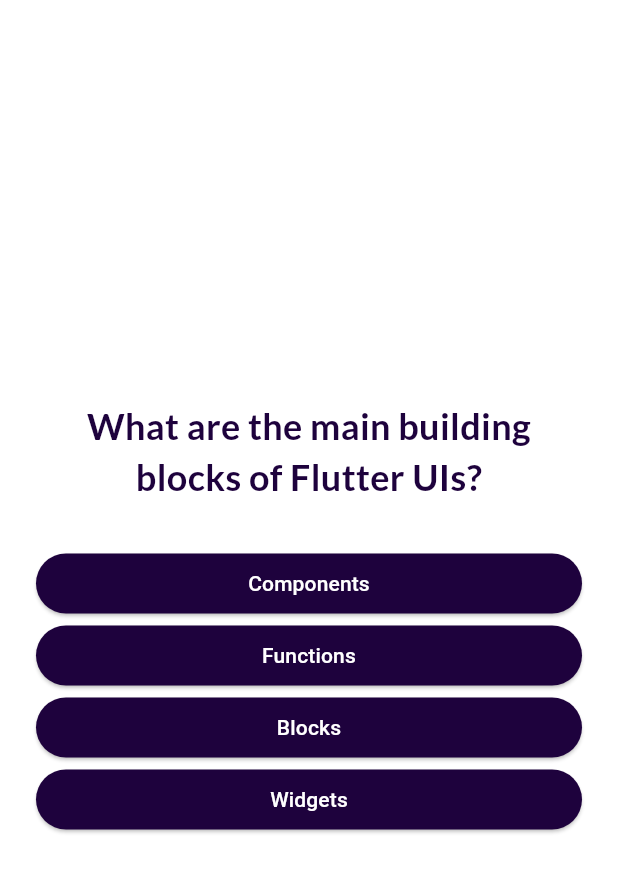
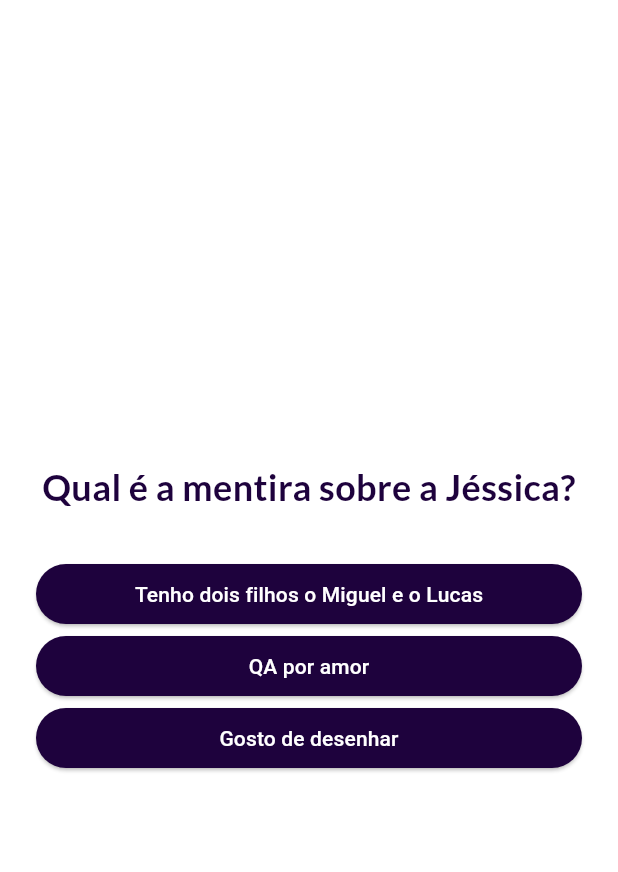
Before and after one commit to tatianex/flutter_udemy, a Flutter app: the screen it shows after launch, after a tap on "Start Quiz", on a phone screen of 412 x 824 dp. Shown: the top 872 px of the screen. Run offline on Flutter 3.47's test engine with Material 3 defaults, Android fonts, the phone set to English and light mode, and no system bars; our stand-ins replace google_fonts, transparent_image; network calls fail.

Commit message:
updated for retro

```diff
--- a/quiz_app/lib/data/questions.dart
+++ b/quiz_app/lib/data/questions.dart
@@ -2,54 +2,83 @@
 
 const questions = [
   QuizQuestion(
-    'What are the main building blocks of Flutter UIs?',
+    'Qual é a mentira sobre a Jéssica?',
     [
-      'Widgets',
-      'Components',
-      'Blocks',
-      'Functions',
-    ],
-  ),
-  QuizQuestion('How are Flutter UIs built?', [
-    'By combining widgets in code',
-    'By combining widgets in a visual editor',
-    'By defining widgets in config files',
-    'By using XCode for iOS and Android Studio for Android',
-  ]),
-  QuizQuestion(
-    'What\'s the purpose of a StatefulWidget?',
-    [
-      'Update UI as data changes',
-      'Update data as UI changes',
-      'Ignore data changes',
-      'Render UI that does not depend on data',
+      'Tenho dois filhos o Miguel e o Lucas',
+      'Gosto de desenhar',
+      'QA por amor',
     ],
   ),
   QuizQuestion(
-    'Which widget should you try to use more often: StatelessWidget or StatefulWidget?',
+    'Qual é a mentira sobre a Tati?',
     [
-      'StatelessWidget',
-      'StatefulWidget',
-      'Both are equally good',
-      'None of the above',
+      'Sou poliglota',
+      'Já capotei um carro',
+      'Já fiz ballet',
     ],
   ),
   QuizQuestion(
-    'What happens if you change data in a StatelessWidget?',
+    'Qual é a mentira sobre o Marco?',
     [
-      'The UI is not updated',
-      'The UI is updated',
-      'The closest StatefulWidget is updated',
-      'Any nested StatefulWidgets are updated',
+      'Já fiz rapel',
+      'Sou Flamengo',
+      'Sou casado e tenho dois filhos',
     ],
   ),
   QuizQuestion(
-    'How should you update data inside of StatefulWidgets?',
+    'Qual é a mentira sobre o Serodio?',
     [
-      'By calling setState()',
-      'By calling updateData()',
-      'By calling updateUI()',
-      'By calling updateState()',
+      'Não sei andar de bicicleta',
+      'Sou vasco',
+      'Já quis ser piloto de avião',
+    ],
+  ),
+  QuizQuestion(
+    'Qual é a mentira sobre o Neto?',
+    [
+      'Não sei nadar',
+      'Já fui candidato a vereador',
+      'Sou formado em Engenharia Civil',
+    ],
+  ),
+  QuizQuestion(
+    'Qual é a mentira sobre o Flavio?',
+    [
+      'Coleciono antiguidades',
+      'Já dei PT em um carro',
+      'Já fui salva-vidas',
+    ],
+  ),
+  QuizQuestion(
+    'Qual é a mentira sobre o Vitor?',
+    [
+      'Sou nerd e gosto de anime',
+      'Casei com 23 anos',
+      'Fui atleta profissional de futebol',
+    ],
+  ),
+  QuizQuestion(
+    'Qual é a mentira sobre o Thiago?',
+    [
+      'Tenho mais de 40 anos',
+      'Gosto de corrida de carros',
+      'Minha mãe era minha professora',
+    ],
+  ),
+  QuizQuestion(
+    'Qual é a mentira sobre a Marjorie?',
+    [
+      'Gosto de Naruto',
+      'Já viajei pra muitos paises',
+      'Formada em Engenheira Química',
+    ],
+  ),
+  QuizQuestion(
+    'Qual é a mentira sobre o Renato',
+    [
+      'Já quebrei o pulso andando de bicicleta',
+      'Já fui de uma comunidade cigana',
+      'Já fui pego no aeroporto de Madri e quase fui preso',
     ],
   ),
 ];
--- a/quiz_app/lib/results_screen.dart
+++ b/quiz_app/lib/results_screen.dart
@@ -74,14 +74,14 @@
             const SizedBox(height: 30),
             QuestionsSummary(summaryData: summaryData),
             const SizedBox(height: 30),
-            TextButton.icon(
-              onPressed: onRestart,
-              style: TextButton.styleFrom(
-                foregroundColor: const Color.fromARGB(255, 30, 2, 61),
-              ),
-              icon: const Icon(Icons.refresh),
-              label: const Text('Restart Quis!'),
-            )
+            // TextButton.icon(
+            //   onPressed: onRestart,
+            //   style: TextButton.styleFrom(
+            //     foregroundColor: const Color.fromARGB(255, 30, 2, 61),
+            //   ),
+            //   icon: const Icon(Icons.refresh),
+            //   label: const Text('Restart Quis!'),
+            // )
           ],
         ),
       ),
--- a/quiz_app/lib/start_screen.dart
+++ b/quiz_app/lib/start_screen.dart
@@ -28,13 +28,13 @@
           //   color: Colors.red,
           // ),
           Image.asset(
-            'assets/images/quiz-logo.png',
+            'assets/images/pinoquio.png',
             width: 300,
-            color: const Color.fromARGB(255, 30, 2, 61),
+            // color: const Color.fromARGB(255, 30, 2, 61),
           ),
           const SizedBox(height: 80),
           Text(
-            'Learn Flutter the fun way!',
+            '2 Verdades e 1 Mentira',
             // style:
             //     TextStyle(color: Color.fromARGB(255, 30, 2, 61), fontSize: 24),
             style: GoogleFonts.lato(
@@ -52,7 +52,7 @@
             style: OutlinedButton.styleFrom(
               foregroundColor: const Color.fromARGB(255, 30, 2, 61),
             ),
-            icon: const Icon(Icons.arrow_right_alt),
+            // icon: const Icon(Icons.arrow_right_alt),
             label: const Text('Start Quiz'),
           )
         ],
```
Also changed, not shown: quiz_app/assets/images/pinoquio.png (added), 2 other files.
